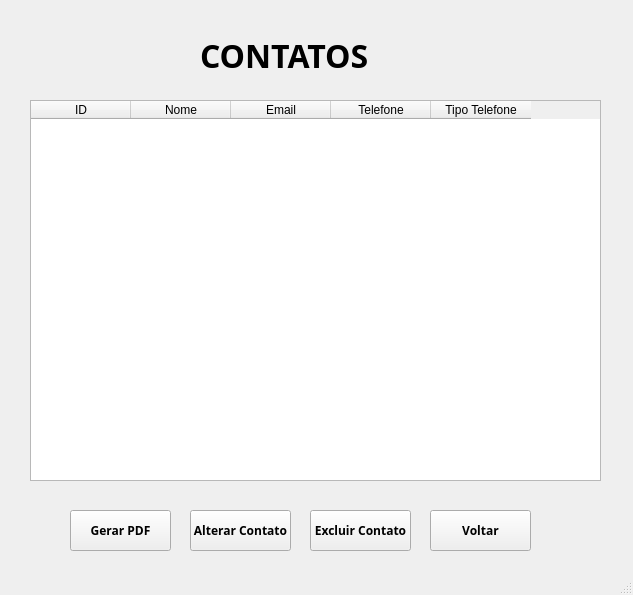
First picture: the form in Aula 07 Contatos.ui, repository juliaraujo10/PYTHON-JULIAALVES, before the edit.
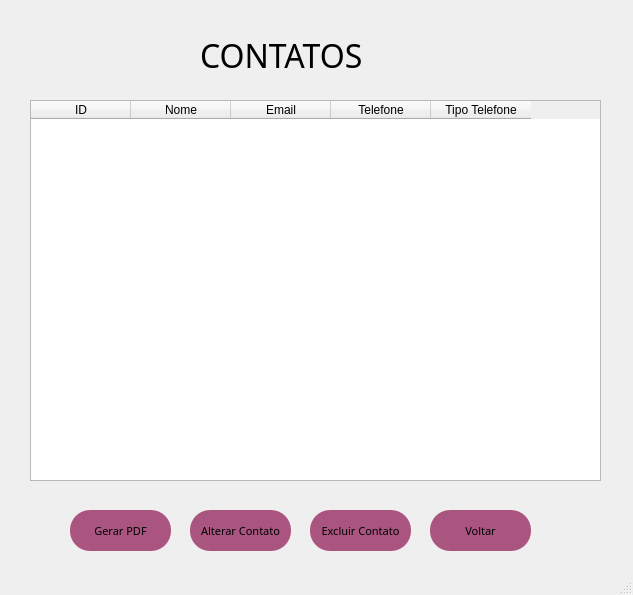
Second picture: the form after the edit.

Patch:
```diff
--- a/Aula 07 Contatos.ui
+++ b/Aula 07 Contatos.ui
@@ -14,6 +14,11 @@
    <string>MainWindow</string>
   </property>
   <widget class="QWidget" name="centralwidget">
+   <property name="styleSheet">
+    <string notr="true">QWidgetn{
+	background-color: rgb(255, 170, 255);
+}</string>
+   </property>
    <widget class="QTableWidget" name="tabelaContatos">
     <property name="geometry">
      <rect>
@@ -60,11 +65,20 @@
     </property>
     <property name="font">
      <font>
-      <family>Lucida Fax</family>
-      <weight>75</weight>
-      <bold>true</bold>
+      <family>MV Boli</family>
+      <pointsize>8</pointsize>
+      <weight>50</weight>
+      <italic>false</italic>
+      <bold>false</bold>
      </font>
     </property>
+    <property name="styleSheet">
+     <string notr="true">QPushButton{
+	font: 8pt &quot;MV Boli&quot;;
+	background-color: rgb(170, 85, 127);
+	border-radius: 20px;
+}</string>
+    </property>
     <property name="text">
      <string>Gerar PDF</string>
     </property>
@@ -80,11 +94,20 @@
     </property>
     <property name="font">
      <font>
-      <family>Lucida Fax</family>
-      <weight>75</weight>
-      <bold>true</bold>
+      <family>MV Boli</family>
+      <pointsize>8</pointsize>
+      <weight>50</weight>
+      <italic>false</italic>
+      <bold>false</bold>
      </font>
     </property>
+    <property name="styleSheet">
+     <string notr="true">QPushButton{
+	font: 8pt &quot;MV Boli&quot;;
+	background-color: rgb(170, 85, 127);
+	border-radius: 20px;
+}</string>
+    </property>
     <property name="text">
      <string>Alterar Contato</string>
     </property>
@@ -100,11 +123,20 @@
     </property>
     <property name="font">
      <font>
-      <family>Lucida Fax</family>
-      <weight>75</weight>
-      <bold>true</bold>
+      <family>MV Boli</family>
+      <pointsize>8</pointsize>
+      <weight>50</weight>
+      <italic>false</italic>
+      <bold>false</bold>
      </font>
     </property>
+    <property name="styleSheet">
+     <string notr="true">QPushButton{
+	font: 8pt &quot;MV Boli&quot;;
+	background-color: rgb(170, 85, 127);
+	border-radius: 20px;
+}</string>
+    </property>
     <property name="text">
      <string>Excluir Contato</string>
     </property>
@@ -120,11 +152,20 @@
     </property>
     <property name="font">
      <font>
-      <family>Lucida Fax</family>
-      <weight>75</weight>
-      <bold>true</bold>
+      <family>MV Boli</family>
+      <pointsize>8</pointsize>
+      <weight>50</weight>
+      <italic>false</italic>
+      <bold>false</bold>
      </font>
     </property>
+    <property name="styleSheet">
+     <string notr="true">QPushButton{
+	font: 8pt &quot;MV Boli&quot;;
+	background-color: rgb(170, 85, 127);
+	border-radius: 20px;
+}</string>
+    </property>
     <property name="text">
      <string>Voltar</string>
     </property>
@@ -140,12 +181,16 @@
     </property>
     <property name="font">
      <font>
-      <family>Lucida Fax</family>
+      <family>MV Boli</family>
       <pointsize>24</pointsize>
-      <weight>75</weight>
-      <bold>true</bold>
+      <weight>50</weight>
+      <italic>false</italic>
+      <bold>false</bold>
      </font>
     </property>
+    <property name="styleSheet">
+     <string notr="true">font: 24pt &quot;MV Boli&quot;;</string>
+    </property>
     <property name="text">
      <string>CONTATOS</string>
     </property>
```
Left out of the diff: 3 changed lines with no effect on the pictures.
